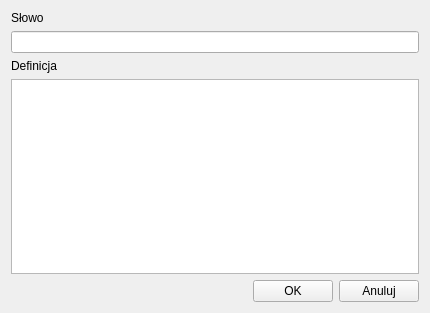
Old version of the form WordMIX/AddWord.ui in the repository gchlebus/WordMIX.
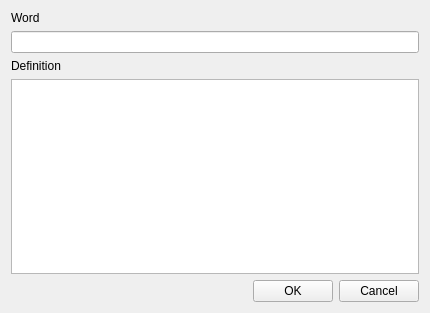
New version of the form.

Commit message: Translate uis to eng.

Patch:
```diff
--- a/WordMIX/AddWord.ui
+++ b/WordMIX/AddWord.ui
@@ -25,7 +25,7 @@
         </sizepolicy>
        </property>
        <property name="text">
-        <string>Słowo</string>
+        <string>Word</string>
        </property>
       </widget>
      </item>
@@ -50,7 +50,7 @@
       </sizepolicy>
      </property>
      <property name="text">
-      <string>Definicja</string>
+      <string>Definition</string>
      </property>
     </widget>
    </item>
@@ -89,7 +89,7 @@
      <item>
       <widget class="QPushButton" name="cancelButton">
        <property name="text">
-        <string>Anuluj</string>
+        <string>Cancel</string>
        </property>
       </widget>
      </item>
```
Left out of the diff: 2 changed lines with no effect on the pictures. The commit also changes 3 other files.
